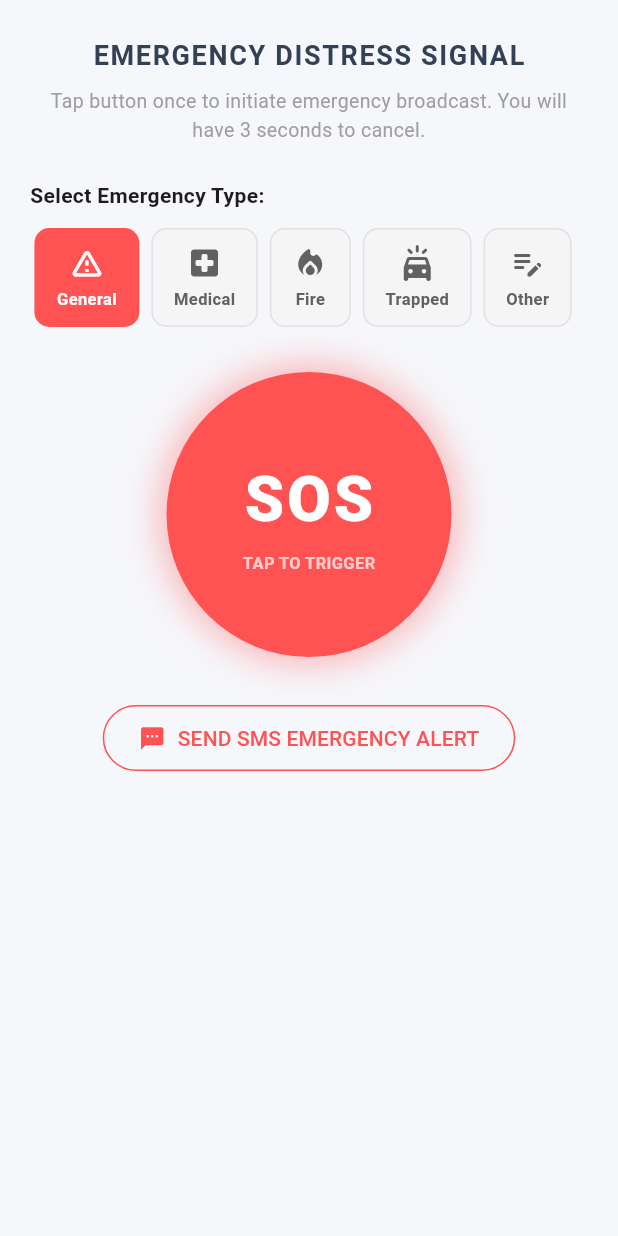
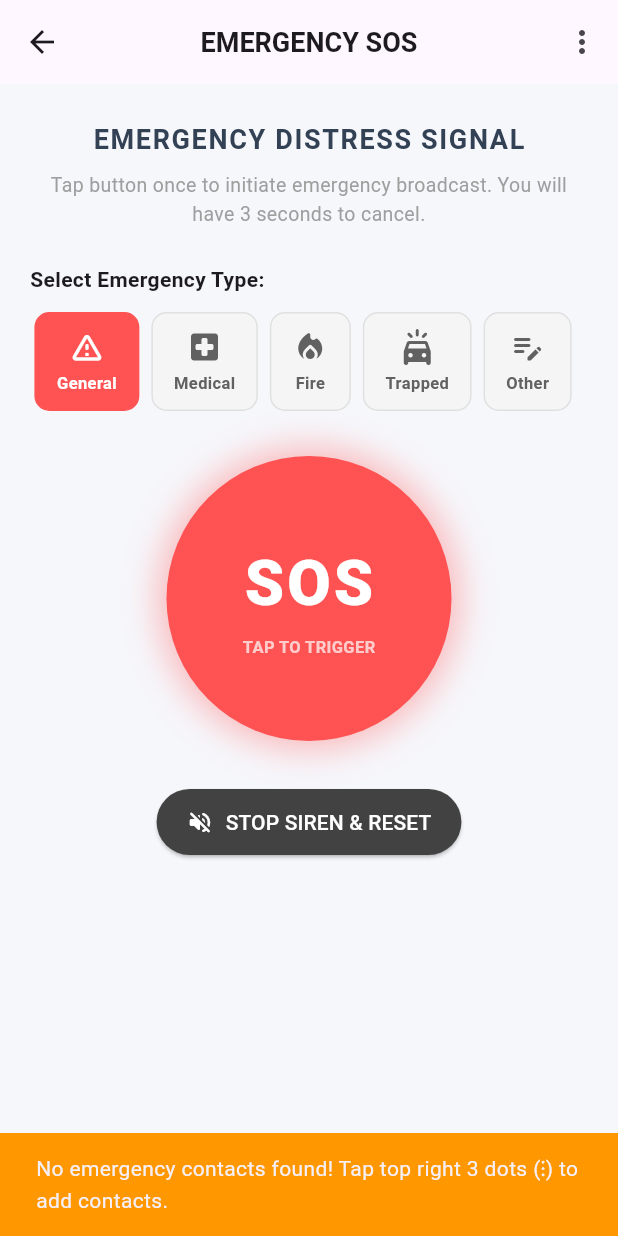
Before and after one commit to Madhu2906/ResilioMesh, a Flutter app: the SosScreen screen opened directly, after a tap on "SEND SMS EMERGENCY ALERT", on a phone screen of 412 x 824 dp. Run offline on Flutter 3.47's test engine with Material 3 defaults, Android fonts, the phone set to English and light mode, and no system bars; our stand-ins replace audioplayers, firebase_core, firebase_messaging, flutter_contacts, flutter_local_notifications, flutter_map and 5 more; missing offline and left inert: telephony, torch_light; accounts and stored records are empty; network calls fail.

Commit message:
Fix siren audio, torch activation, and background SMS listener

```diff
--- a/ResilioMesh/lib/sos_screen.dart
+++ b/ResilioMesh/lib/sos_screen.dart
@@ -7,6 +7,45 @@ import 'package:url_launcher/url_launcher.dart';
 import 'package:torch_light/torch_light.dart';
 import 'package:audioplayers/audioplayers.dart';
 import 'package:firebase_messaging/firebase_messaging.dart';
+import 'package:shared_preferences/shared_preferences.dart';
+import 'package:telephony/telephony.dart';
+import 'emergency_sms_contacts_screen.dart';
+import 'package:permission_handler/permission_handler.dart';
+
+// Top-level entry point required by Telephony package for background processing
+// Top-level background function called when an SMS arrives on the receiver's phone
+@pragma('vm:entry-point')
+void backGroundSmsHandler(SmsMessage message) async {
+  String body = message.body?.toUpperCase() ?? "";
+  debugPrint("🚨 Background SMS Received on Receiver Device: $body");
+
+  if (body.contains("EMERGENCY") || body.contains("SOS")) {
+    // 1. Turn on the flashlight
+    try {
+      await TorchLight.enableTorch();
+    } catch (e) {
+      debugPrint("Background Torch Error: $e");
+    }
+
+    // 2. Play the siren audio in background
+    try {
+      final AudioPlayer backgroundPlayer = AudioPlayer();
+      await backgroundPlayer.setAudioContext( AudioContext(
+        android: AudioContextAndroid(
+          stayAwake: true,
+          usageType: AndroidUsageType.alarm,
+          contentType: AndroidContentType.sonification,
+          audioFocus: AndroidAudioFocus.gainTransient,
+        ),
+      ));
+      await backgroundPlayer.setReleaseMode(ReleaseMode.loop);
+      await backgroundPlayer.setVolume(1.0);
+      await backgroundPlayer.play(AssetSource('siren.mp3'));
+    } catch (e) {
+      debugPrint("Background Siren Error: $e");
+    }
+  }
+}
 
 class SosScreen extends StatefulWidget {
   const SosScreen({super.key});
@@ -22,18 +61,17 @@ class _SosScreenState extends State<SosScreen> {
   bool _sosTriggered = false;
   String _selectedCategory = 'GENERAL';
 
-  // Text Controller for Custom Emergency Details
   final TextEditingController _customCategoryController = TextEditingController();
 
-  // Hardware Audio & Strobe Controllers
   final AudioPlayer _audioPlayer = AudioPlayer();
   bool _isHardwareActive = false;
 
-  // Real-Time Admin Dispatch & ETA Tracking Variables
   int? _activeAlertId;
   bool _isAccepted = false;
   int _etaMinutes = 0;
   Timer? _pollTimer;
+
+  final Telephony _telephony = Telephony.instance;
 
   final List<Map<String, dynamic>> _categories = [
     {'label': 'General', 'icon': Icons.warning_amber_rounded, 'code': 'GENERAL'},
@@ -47,7 +85,9 @@ class _SosScreenState extends State<SosScreen> {
   void initState() {
     super.initState();
 
-    // Listen for FCM Push Notification when Admin accepts SOS
+    _initAudioPlayer();
+    _initIncomingSmsListener();
+
     FirebaseMessaging.onMessage.listen((RemoteMessage message) {
       if (message.data['type'] == 'ETA_UPDATE') {
         final eta = int.tryParse(message.data['etaMinutes'] ?? '15') ?? 15;
@@ -62,66 +102,28 @@ class _SosScreenState extends State<SosScreen> {
     });
   }
 
-  @override
-  void dispose() {
-    _cancelTimer();
-    _pollTimer?.cancel();
-    _stopHardwareAlert();
-    _customCategoryController.dispose();
-    _audioPlayer.dispose();
-    super.dispose();
-  }
-
-  // Hardware activation methods (Siren + Flashlight)
-  Future<void> _startHardwareAlert() async {
-    _isHardwareActive = true;
-
-    // 1. Play Emergency Siren Audio on Loop
+  // Pre-configure audio context so alarm audio plays at maximum device alarm volume stream
+  Future<void> _initAudioPlayer() async {
     try {
-      await _audioPlayer.setReleaseMode(ReleaseMode.loop);
-      await _audioPlayer.play(AssetSource('siren.mp3'));
+      await _audioPlayer.setAudioContext( AudioContext(
+        android: AudioContextAndroid(
+          stayAwake: true,
+          usageType: AndroidUsageType.alarm,
+          contentType: AndroidContentType.sonification,
+          audioFocus: AndroidAudioFocus.gainTransient,
+        ),
+      ));
     } catch (e) {
-      debugPrint("Audio Player Error: $e");
-    }
-
-    // 2. Turn on Device Flashlight
-    try {
-      final isTorchAvailable = await TorchLight.isTorchAvailable();
-      if (isTorchAvailable && _isHardwareActive) {
-        await TorchLight.enableTorch();
-      }
-    } catch (e) {
-      debugPrint("Torch Light Error: $e");
+      debugPrint("Audio Context Setup Error: $e");
     }
   }
 
-  Future<void> _stopHardwareAlert() async {
-    _isHardwareActive = false;
-
-    // Stop Siren
-    try {
-      await _audioPlayer.stop();
-    } catch (e) {
-      debugPrint("Audio Stop Error: $e");
-    }
-
-    // Disable Flashlight
-    try {
-      await TorchLight.disableTorch();
-    } catch (e) {
-      debugPrint("Torch Disable Error: $e");
-    }
-  }
-
-  // Handle Location Permission and GPS state checks
   Future<bool> _handleLocationPermission() async {
     bool serviceEnabled = await Geolocator.isLocationServiceEnabled();
     if (!serviceEnabled) {
       if (mounted) {
         ScaffoldMessenger.of(context).showSnackBar(
-          const SnackBar(
-            content: Text('Location services (GPS) are disabled. Please enable GPS in device settings.'),
-          ),
+          const SnackBar(content: Text('Location services are disabled. Please enable GPS.')),
         );
       }
       return false;
@@ -133,9 +135,7 @@ class _SosScreenState extends State<SosScreen> {
       if (permission == LocationPermission.denied) {
         if (mounted) {
           ScaffoldMessenger.of(context).showSnackBar(
-            const SnackBar(
-              content: Text('Location permission is required to send live coordinates.'),
-            ),
+            const SnackBar(content: Text('Location permissions are denied.')),
           );
         }
         return false;
@@ -146,9 +146,7 @@ class _SosScreenState extends State<SosScreen> {
       if (mounted) {
         ScaffoldMessenger.of(context).showSnackBar(
           const SnackBar(
-            content: Text(
-              'Location permissions are permanently denied. Please enable them in app settings.',
-            ),
+            content: Text('Location permissions are permanently denied. Please enable them in settings.'),
           ),
         );
       }
@@ -158,7 +156,110 @@ class _SosScreenState extends State<SosScreen> {
     return true;
   }
 
-  // Start 3-Second Visible Countdown Dialog
+  void _initIncomingSmsListener() async {
+    Map<Permission, PermissionStatus> statuses = await [
+      Permission.sms,
+      Permission.phone,
+      Permission.camera,
+    ].request();
+
+    if (statuses[Permission.sms]?.isGranted == true) {
+      debugPrint("✅ SMS Listening active...");
+
+      _telephony.listenIncomingSms(
+        onNewMessage: (SmsMessage message) async {
+          String body = message.body?.toUpperCase() ?? "";
+          String sender = message.address ?? "Unknown";
+
+          debugPrint("📩 SMS Received from $sender: $body");
+
+          if (body.contains("EMERGENCY") || body.contains("SOS")) {
+            await _startHardwareAlert();
+
+            if (mounted) {
+              ScaffoldMessenger.of(context).showSnackBar(
+                SnackBar(
+                  content: Text('🚨 EMERGENCY SMS RECEIVED FROM $sender! SIREN & TORCH ACTIVATED!'),
+                  backgroundColor: Colors.red,
+                  duration: const Duration(seconds: 8),
+                ),
+              );
+            }
+          }
+        },
+        onBackgroundMessage: backGroundSmsHandler,
+        listenInBackground: true,
+      );
+    } else {
+      debugPrint("❌ SMS permissions denied by user.");
+    }
+  }
+
+  @override
+  void dispose() {
+    _cancelTimer();
+    _pollTimer?.cancel();
+    _stopHardwareAlert();
+    _customCategoryController.dispose();
+    _audioPlayer.dispose();
+    super.dispose();
+  }
+
+  Future<void> _startHardwareAlert() async {
+    if (_isHardwareActive) return;
+    if (mounted) setState(() => _isHardwareActive = true);
+
+    // 1. SOUND: Play alarm/siren sound with fallbacks
+    try {
+      await _audioPlayer.stop();
+      await _audioPlayer.setReleaseMode(ReleaseMode.loop);
+      await _audioPlayer.setVolume(1.0);
+
+      // AssetSource automatically prefixes 'assets/'
+      try {
+        await _audioPlayer.play(AssetSource('siren.mp3'));
+      } catch (_) {
+        await _audioPlayer.play(AssetSource('siren.mp3'));
+      }
+      debugPrint("🔊 Siren audio playing");
+    } catch (e) {
+      debugPrint("❌ Audio Error: $e");
+    }
+
+    // 2. TORCH: Request camera permission and turn on torch
+    try {
+      var cameraStatus = await Permission.camera.status;
+      if (!cameraStatus.isGranted) {
+        cameraStatus = await Permission.camera.request();
+      }
+
+      if (cameraStatus.isGranted) {
+        await TorchLight.enableTorch();
+        debugPrint("🔦 Torch enabled successfully");
+      } else {
+        debugPrint("❌ Camera permission denied for Torch");
+      }
+    } catch (e) {
+      debugPrint("❌ Torch Error: $e");
+    }
+  }
+
+  Future<void> _stopHardwareAlert() async {
+    if (mounted) setState(() => _isHardwareActive = false);
+
+    try {
+      await _audioPlayer.stop();
+    } catch (e) {
+      debugPrint("Audio Stop Error: $e");
+    }
+
+    try {
+      await TorchLight.disableTorch();
+    } catch (e) {
+      debugPrint("Torch Disable Error: $e");
+    }
+  }
+
   void _startSosCountdown() {
     if (_isSending || _sosTriggered) return;
 
@@ -265,26 +366,25 @@ class _SosScreenState extends State<SosScreen> {
       _isSending = true;
     });
 
+    // 1. Immediately fire siren & torch upon SOS trigger
+    await _startHardwareAlert();
+
     try {
-      // 1. Check permissions first
       final bool hasPermission = await _handleLocationPermission();
       if (!hasPermission) {
         if (mounted) setState(() => _isSending = false);
         return;
       }
 
-      // 2. Fetch high-accuracy GPS coordinates
       Position position = await Geolocator.getCurrentPosition(
         desiredAccuracy: LocationAccuracy.high,
       );
 
-      // Construct category payload (Includes user typed description if 'OTHER' selected)
       String categoryPayload = _selectedCategory;
       if (_selectedCategory == 'OTHER' && _customCategoryController.text.trim().isNotEmpty) {
         categoryPayload = "OTHER: ${_customCategoryController.text.trim()}";
       }
 
-      // 3. Backend Endpoint
       final url = Uri.parse('http://192.168.1.4:8080/api/admin/sos/trigger');
 
       final response = await http
@@ -318,10 +418,6 @@ class _SosScreenState extends State<SosScreen> {
               : null;
         });
 
-        // Trigger Flashlight and Siren Alarm
-        _startHardwareAlert();
-
-        // Start polling for Admin acceptance
         if (_activeAlertId != null) {
           _startPollingForAcceptance(_activeAlertId!);
         }
@@ -329,7 +425,7 @@ class _SosScreenState extends State<SosScreen> {
         ScaffoldMessenger.of(context).showSnackBar(
           const SnackBar(
             backgroundColor: Colors.green,
-            content: Text('🚨 SOS Alert transmitted! Waiting for Admin dispatch...'),
+            content: Text('🚨 SOS Alert transmitted! Siren & Torch active.'),
           ),
         );
       } else {
@@ -346,7 +442,6 @@ class _SosScreenState extends State<SosScreen> {
     }
   }
 
-  // Polls backend every 3 seconds to check if Admin clicked 'Dispatch Rescue Unit'
   void _startPollingForAcceptance(int alertId) {
     _pollTimer?.cancel();
     _pollTimer = Timer.periodic(const Duration(seconds: 3), (timer) async {
@@ -372,9 +467,26 @@ class _SosScreenState extends State<SosScreen> {
     });
   }
 
-  // Fallback SMS launcher in case API or internet fails
   Future<void> _sendEmergencySms() async {
+    // Start hardware alert immediately when manual SMS is triggered
+    await _startHardwareAlert();
+
     try {
+      final prefs = await SharedPreferences.getInstance();
+      List<String> contacts = prefs.getStringList('emergency_contacts') ?? [];
+
+      if (contacts.isEmpty) {
+        if (mounted) {
+          ScaffoldMessenger.of(context).showSnackBar(
+            const SnackBar(
+              content: Text('No emergency contacts found! Tap top right 3 dots (⋮) to add contacts.'),
+              backgroundColor: Colors.orange,
+            ),
+          );
+        }
+        return;
+      }
+
       final bool hasPermission = await _handleLocationPermission();
       if (!hasPermission) return;
 
@@ -392,23 +504,60 @@ class _SosScreenState extends State<SosScreen> {
       final String message =
           "EMERGENCY ALERT ($categoryText)! I need immediate help. Live Location: $mapsLink";
 
+      bool smsSentSuccessfully = false;
+
+      // Attempt Direct Telephony SMS first
+      try {
+        bool? permissionsGranted = await _telephony.requestPhoneAndSmsPermissions;
+
+        if (permissionsGranted == true) {
+          for (String number in contacts) {
+            await _telephony.sendSms(
+              to: number,
+              message: message,
+            );
+          }
+          smsSentSuccessfully = true;
+
+          if (mounted) {
+            ScaffoldMessenger.of(context).showSnackBar(
+              SnackBar(
+                content: Text('🚨 Emergency SMS sent to ${contacts.length} contact(s)!'),
+                backgroundColor: Colors.green,
+              ),
+            );
+          }
+        }
+      } catch (telephonyError) {
+        debugPrint("Telephony background SMS failed: $telephonyError");
+      }
+
+      // Fallback to Native SMS Intent if background send fails
+      if (!smsSentSuccessfully) {
+        final String recipientString = contacts.map((e) => e.replaceAll(RegExp(r'[^\d+]'), '')).join(';');
         final Uri smsUri = Uri(
           scheme: 'sms',
-        path: '8369732553',
+          path: recipientString,
           queryParameters: <String, String>{'body': message},
         );
 
         if (await canLaunchUrl(smsUri)) {
-        await launchUrl(smsUri);
+          await launchUrl(smsUri, mode: LaunchMode.externalApplication);
         } else {
           if (mounted) {
             ScaffoldMessenger.of(context).showSnackBar(
-            const SnackBar(content: Text('Could not launch SMS application.')),
+              const SnackBar(content: Text('Could not open default SMS app.')),
             );
+          }
         }
       }
     } catch (e) {
       debugPrint("SMS Error: $e");
+      if (mounted) {
+        ScaffoldMessenger.of(context).showSnackBar(
+          SnackBar(content: Text('Error: $e')),
+        );
+      }
     }
   }
 
@@ -418,7 +567,7 @@ class _SosScreenState extends State<SosScreen> {
       builder: (context) => AlertDialog(
         title: const Text('Server Unreachable'),
         content: const Text(
-          'Could not connect to emergency network. Would you like to send an emergency SMS with your live location instead?',
+          'Could not connect to emergency network. Would you like to send an emergency SMS to all your saved emergency contacts?',
         ),
         actions: [
           TextButton(
@@ -442,7 +591,7 @@ class _SosScreenState extends State<SosScreen> {
 
   void _resetAlertState() {
     _pollTimer?.cancel();
-    _stopHardwareAlert(); // Stops siren and flashlight
+    _stopHardwareAlert();
     _customCategoryController.clear();
     setState(() {
       _sosTriggered = false;
@@ -456,7 +605,42 @@ class _SosScreenState extends State<SosScreen> {
 
   @override
   Widget build(BuildContext context) {
-    return SingleChildScrollView(
+    return Scaffold(
+      appBar: AppBar(
+        title: const Text(
+          'EMERGENCY SOS',
+          style: TextStyle(fontWeight: FontWeight.bold, fontSize: 18),
+        ),
+        centerTitle: true,
+        actions: [
+          PopupMenuButton<String>(
+            icon: const Icon(Icons.more_vert),
+            onSelected: (value) {
+              if (value == 'contacts') {
+                Navigator.push(
+                  context,
+                  MaterialPageRoute(
+                    builder: (context) => const EmergencySmsContactsScreen(),
+                  ),
+                );
+              }
+            },
+            itemBuilder: (BuildContext context) => [
+              const PopupMenuItem<String>(
+                value: 'contacts',
+                child: Row(
+                  children: [
+                    Icon(Icons.contacts_rounded, color: Color(0xFFFF5252)),
+                    SizedBox(width: 10),
+                    Text('Emergency Contacts'),
+                  ],
+                ),
+              ),
+            ],
+          ),
+        ],
+      ),
+      body: SingleChildScrollView(
         physics: const BouncingScrollPhysics(),
         child: Padding(
           padding: const EdgeInsets.symmetric(horizontal: 20.0, vertical: 24.0),
@@ -479,7 +663,6 @@ class _SosScreenState extends State<SosScreen> {
               ),
               const SizedBox(height: 24),
 
-            // Emergency Category Selection
               const Align(
                 alignment: Alignment.centerLeft,
                 child: Text(
@@ -489,7 +672,6 @@ class _SosScreenState extends State<SosScreen> {
               ),
               const SizedBox(height: 12),
 
-            // Horizontally Scrollable Category Bar to Fit 5 Categories Seamlessly
               SingleChildScrollView(
                 scrollDirection: Axis.horizontal,
                 child: Row(
@@ -544,7 +726,6 @@ class _SosScreenState extends State<SosScreen> {
                 ),
               ),
 
-            // Custom TextField Input - Appears dynamically when 'OTHER' is selected
               if (_selectedCategory == 'OTHER') ...[
                 const SizedBox(height: 16),
                 TextField(
@@ -571,13 +752,10 @@ class _SosScreenState extends State<SosScreen> {
 
               const SizedBox(height: 30),
 
-            // IF ACCEPTED BY ADMIN: Show Countdown Tracker
               if (_isAccepted) ...[
                 EtaTrackingWidget(initialEtaMinutes: _etaMinutes),
                 const SizedBox(height: 20),
-            ]
-            // IF SOS SENT BUT WAITING FOR ADMIN: Show Waiting Status Banner
-            else if (_sosTriggered) ...[
+              ] else if (_sosTriggered) ...[
                 Container(
                   margin: const EdgeInsets.symmetric(vertical: 10),
                   padding: const EdgeInsets.all(16),
@@ -586,8 +764,8 @@ class _SosScreenState extends State<SosScreen> {
                     borderRadius: BorderRadius.circular(12),
                     border: Border.all(color: Colors.orange.shade300),
                   ),
-                child: Row(
-                  children: const [
+                  child: const Row(
+                    children: [
                       SizedBox(
                         width: 22,
                         height: 22,
@@ -608,7 +786,6 @@ class _SosScreenState extends State<SosScreen> {
                 const SizedBox(height: 20),
               ],
 
-            // SOS Single-Tap Button UI
               GestureDetector(
                 onTap: _isSending || _sosTriggered ? null : _startSosCountdown,
                 child: Container(
@@ -674,8 +851,7 @@ class _SosScreenState extends State<SosScreen> {
 
               const SizedBox(height: 30),
 
-            // If SOS is already triggered, show button to reset and stop hardware sound/flashlight
-            if (_sosTriggered)
+              if (_sosTriggered || _isHardwareActive)
                 ElevatedButton.icon(
                   style: ElevatedButton.styleFrom(
                     backgroundColor: Colors.grey.shade800,
@@ -688,7 +864,6 @@ class _SosScreenState extends State<SosScreen> {
                   onPressed: _resetAlertState,
                 )
               else
-              // Direct SMS Fallback Trigger Button
                 OutlinedButton.icon(
                   style: OutlinedButton.styleFrom(
                     foregroundColor: const Color(0xFFFF5252),
@@ -703,11 +878,11 @@ class _SosScreenState extends State<SosScreen> {
             ],
           ),
         ),
+      ),
     );
   }
 }
 
-// Inline Countdown Widget Component
 class EtaTrackingWidget extends StatefulWidget {
   final int initialEtaMinutes;
 
```
Also changed, not shown: ResilioMesh/lib/emergency_sms_contacts_screen.dart (added, +294 -0 lines), ResilioMesh/pubspec.yaml (+6 -1 lines), ResilioMesh/pubspec.lock, 6 other files. Lines whose indentation alone changed are shown as unchanged.
